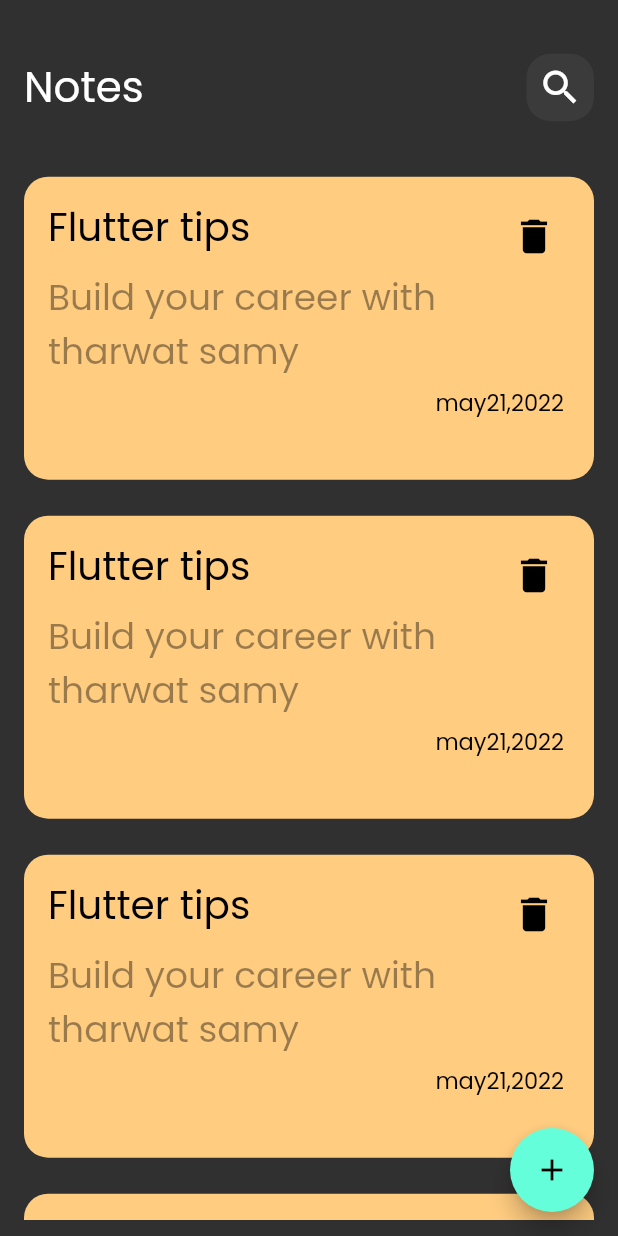
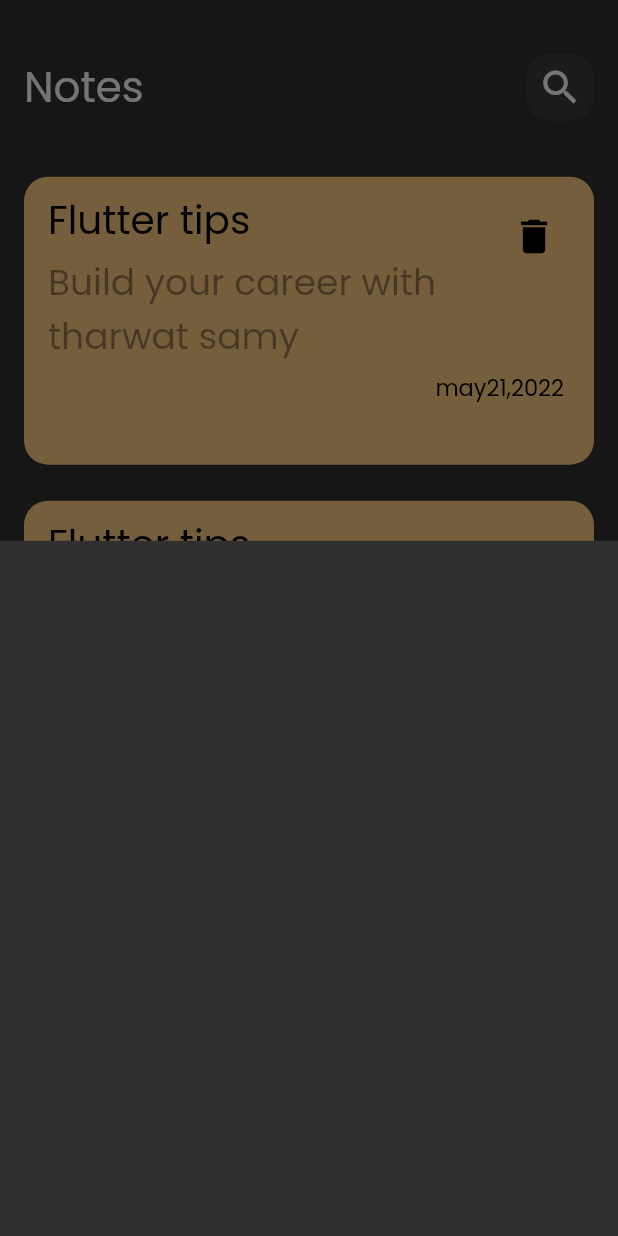
Before and after one commit to OmarWheed/notes_app, a Flutter app: the screen it shows after launch, after a tap on the "add" icon, on a phone screen of 412 x 824 dp. Run offline on Flutter 3.47's test engine with Material 2 defaults, Android fonts, the phone set to English and light mode, and no system bars.

```diff
--- a/lib/views/notes_view.dart
+++ b/lib/views/notes_view.dart
@@ -9,7 +9,13 @@ class NotesView extends StatelessWidget {
   Widget build(BuildContext context) {
     return Scaffold(
       floatingActionButton: FloatingActionButton(
-        onPressed: () {},
+        onPressed: () {
+          showModalBottomSheet(
+              context: context,
+              builder: (_) {
+                return Container();
+              });
+        },
         child: Icon(Icons.add),
       ),
       body: NotesViewBody(),
--- a/lib/widgets/notes_items.dart
+++ b/lib/widgets/notes_items.dart
@@ -15,7 +15,7 @@ class NoteItem extends StatelessWidget {
         children: [
           ListTile(
             title: Padding(
-              padding: const EdgeInsets.symmetric(vertical: 10.0),
+              padding: const EdgeInsets.symmetric(vertical: 5.0),
               child: Text(
                 "Flutter tips ",
                 style: TextStyle(fontSize: 26, color: Colors.black),
--- a/lib/widgets/notes_list_view.dart
+++ b/lib/widgets/notes_list_view.dart
@@ -7,11 +7,13 @@ class NotesListView extends StatelessWidget {
 
   @override
   Widget build(BuildContext context) {
-    return ListView.builder(itemBuilder: ((context, index) {
-      return Padding(
-        padding: const EdgeInsets.symmetric(vertical: 12),
-        child: NoteItem(),
-      );
-    }));
+    return ListView.builder(
+        padding: EdgeInsets.zero,
+        itemBuilder: ((context, index) {
+          return Padding(
+            padding: const EdgeInsets.symmetric(vertical: 12),
+            child: NoteItem(),
+          );
+        }));
   }
 }
```
Also changed, not shown: lib/widgets/model_button_sheet.dart (added, +15 -0 lines).
